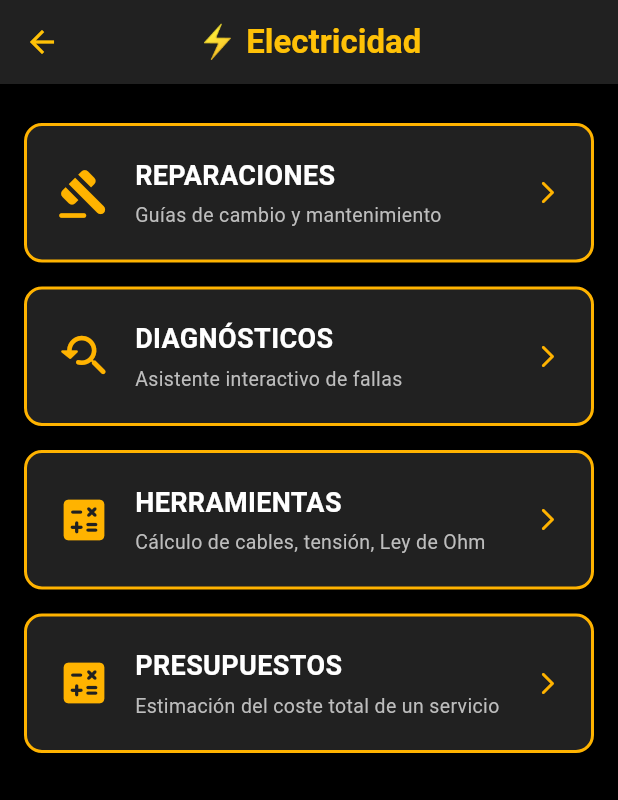
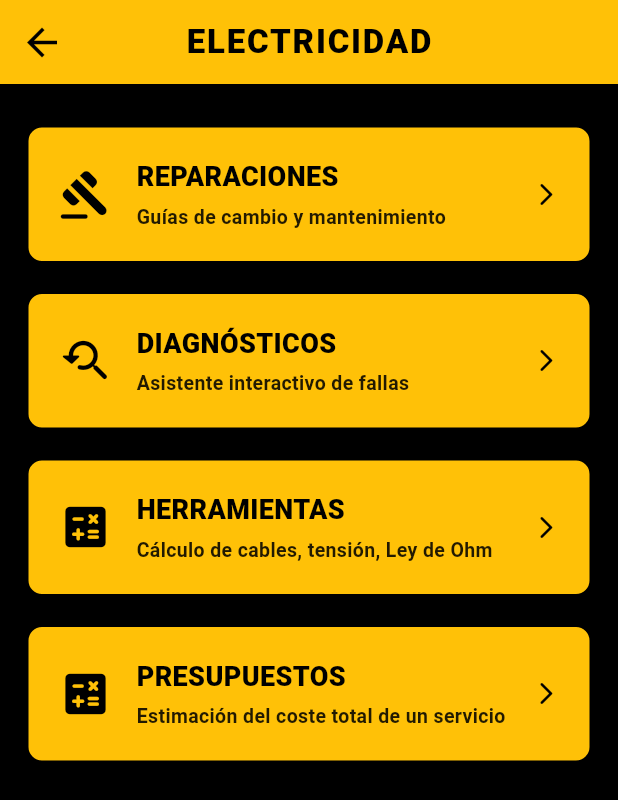
Before and after one commit to TierraSapiens/construc_assist, a Flutter app: the MenuElectricidad screen opened directly, on a phone screen of 412 x 824 dp. Shown: the top 800 px of the screen. Run offline on Flutter 3.47's test engine with Material 3 defaults, Android fonts, the phone set to English and light mode, and no system bars; our stand-ins replace flutter_dotenv, flutter_riverpod, google_generative_ai, share_plus, shared_preferences; accounts and stored records are empty.

Commit message:
Imagen cambio

```diff
--- a/lib/features/electrician/screens/menus/menu_electricidad.dart
+++ b/lib/features/electrician/screens/menus/menu_electricidad.dart
@@ -16,18 +16,24 @@ class MenuElectricidad extends ConsumerWidget {
     final isObra = ref.watch(isObraModeProvider);
 
     return Scaffold(
-      backgroundColor: isObra ? Colors.black : Colors.grey.shade50,
+      backgroundColor: Colors.black,
       appBar: AppBar(
-        backgroundColor: isObra ? Colors.grey.shade900 : Colors.blue.shade800,
-        title: Text(
-          '⚡ Electricidad',
+        backgroundColor: Colors.amber, // Fondo amarillo del header
+        centerTitle: true,
+        iconTheme: const IconThemeData(
+          color: Colors.black,
+          size: 30,
+        ), // Flecha de volver en negro y grande
+        title: const Text(
+          'ELECTRICIDAD',
           style: TextStyle(
-            color: isObra ? Colors.amber : Colors.white,
-            fontWeight: FontWeight.bold,
+            color: Colors.black,
+            fontWeight: FontWeight.w900, // w900 es el máximo grosor de letra
+            fontSize: 22,
+            letterSpacing:
+                1.2, // Un poco de espacio entre letras para leer mejor al sol
           ),
         ),
-        iconTheme: IconThemeData(color: isObra ? Colors.amber : Colors.white),
-        centerTitle: true,
       ),
       body: Padding(
         padding: const EdgeInsets.all(16.0),
@@ -114,7 +120,7 @@ class MenuElectricidad extends ConsumerWidget {
     );
   }
 
-  // Molde adaptado al Camaleón (manteniendo el borde grueso)
+  // Molde adaptado al Camaleón (MODO OBRA = Máximo contraste solar)
   Widget _buildMenuCard({
     required BuildContext context,
     required bool isObra,
@@ -129,16 +135,16 @@ class MenuElectricidad extends ConsumerWidget {
       child: Container(
         padding: const EdgeInsets.all(20),
         decoration: BoxDecoration(
-          color: isObra ? Colors.grey.shade900 : Colors.white,
+          // 🟡 FONDO: Amarillo en Obra, Blanco en Oficina
+          color: isObra ? Colors.amber : Colors.white,
           borderRadius: BorderRadius.circular(12),
           border: Border.all(
-            color: isObra
-                ? Colors.amber.shade600
-                : Colors.blue.shade400, // <-- Borde adaptado
-            width: 2,
+            // ⚫ BORDE: Negro en Obra, Azul en Oficina
+            color: isObra ? Colors.black : Colors.blue.shade400,
+            width: isObra ? 3 : 2, // Borde más grueso en Obra
           ),
           boxShadow: isObra
-              ? null
+              ? null // Sin sombra en Obra para mantenerlo plano e industrial
               : [
                   BoxShadow(
                     color: Colors.black.withValues(alpha: 0.05),
@@ -152,7 +158,8 @@ class MenuElectricidad extends ConsumerWidget {
             Icon(
               icon,
               size: 36,
-              color: isObra ? Colors.amber.shade600 : Colors.blue.shade700,
+              // ⚫ ÍCONO: Negro en Obra, Azul en Oficina
+              color: isObra ? Colors.black : Colors.blue.shade700,
             ),
             const SizedBox(width: 16),
             Expanded(
@@ -163,8 +170,9 @@ class MenuElectricidad extends ConsumerWidget {
                     title,
                     style: TextStyle(
                       fontSize: 18,
-                      fontWeight: FontWeight.bold,
-                      color: isObra ? Colors.white : Colors.black87,
+                      // ⚫ TEXTO PRINCIPAL: Negro y Súper Grueso (w900) en Obra
+                      fontWeight: isObra ? FontWeight.w900 : FontWeight.bold,
+                      color: isObra ? Colors.black : Colors.black87,
                     ),
                   ),
                   const SizedBox(height: 4),
@@ -172,9 +180,9 @@ class MenuElectricidad extends ConsumerWidget {
                     subtitle,
                     style: TextStyle(
                       fontSize: 13,
-                      color: isObra
-                          ? Colors.grey.shade400
-                          : Colors.grey.shade600,
+                      // ⚫ SUBTÍTULO: Negro fuerte en Obra, Gris en Oficina
+                      color: isObra ? Colors.black87 : Colors.grey.shade600,
+                      fontWeight: isObra ? FontWeight.bold : FontWeight.normal,
                     ),
                   ),
                 ],
@@ -182,7 +190,8 @@ class MenuElectricidad extends ConsumerWidget {
             ),
             Icon(
               Icons.arrow_forward_ios_rounded,
-              color: isObra ? Colors.amber.shade600 : Colors.blue.shade300,
+              // ⚫ FLECHA: Negra en Obra, Azul clarito en Oficina
+              color: isObra ? Colors.black : Colors.blue.shade300,
               size: 18,
             ),
           ],
--- a/lib/features/presupuestos/screens/presupuesto_screen.dart
+++ b/lib/features/presupuestos/screens/presupuesto_screen.dart
@@ -254,7 +254,7 @@ class _VistaResumidaEditable extends ConsumerWidget {
                     ),
                     SizedBox(width: 12),
                     Text(
-                      'PROSA DEL PRESUPUESTO',
+                      'MODIFICAR PRESUPUESTO',
                       style: TextStyle(
                         color: Colors.black,
                         fontWeight: FontWeight.w900,
@@ -393,10 +393,13 @@ class _VistaResumidaEditable extends ConsumerWidget {
                 height: 50,
                 child: ElevatedButton(
                   style: ElevatedButton.styleFrom(
-                    backgroundColor: Colors.black,
-                    foregroundColor: Colors.amber,
+                    backgroundColor: Colors.amber, // Fondo Amarillo
+                    shape: RoundedRectangleBorder(
+                      borderRadius: BorderRadius.circular(12),
+                    ),
                   ),
                   onPressed: () {
+                    // ACÁ ESTABA EL ERROR: AHORA SÍ GUARDAMOS EL TEXTO
                     ref
                         .read(presupuestoProvider.notifier)
                         .actualizarResumen(controller.text);
@@ -404,7 +407,11 @@ class _VistaResumidaEditable extends ConsumerWidget {
                   },
                   child: const Text(
                     'GUARDAR TEXTO',
-                    style: TextStyle(fontWeight: FontWeight.bold, fontSize: 16),
+                    style: TextStyle(
+                      fontSize: 18,
+                      fontWeight: FontWeight.w900,
+                      color: Colors.black, // Letra Negra Gruesa
+                    ),
                   ),
                 ),
               ),
@@ -571,7 +578,7 @@ class _AiInputBarState extends ConsumerState<AiInputBar> {
     final esVistaDetallada = ref.read(vistaDetalladaProvider);
 
     StringBuffer texto = StringBuffer();
-    texto.writeln('📋 *PRESUPUESTO DE OBRA* 📋');
+    texto.writeln('📋 *PRESUPUESTO de OBRA* 📋');
     texto.writeln('');
 
     if (esVistaDetallada) {
```
